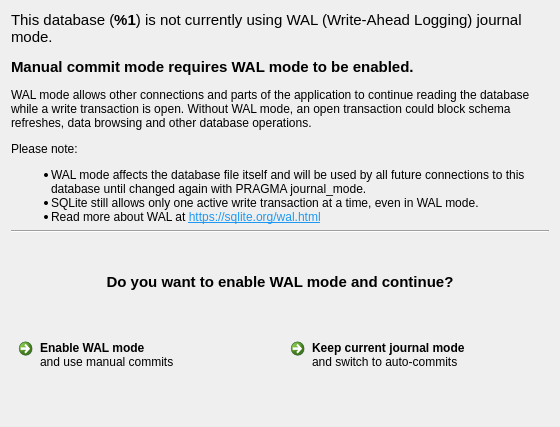
First picture: the form in Letos/gui/dialogs/manualcommitwalmodedialog.ui, repository Mu-L/sqlitestudio, before the edit.
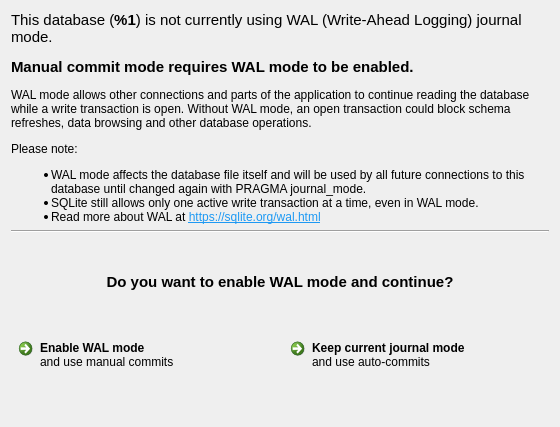
Second picture: the form after the edit.

```diff
--- a/Letos/gui/dialogs/manualcommitwalmodedialog.ui
+++ b/Letos/gui/dialogs/manualcommitwalmodedialog.ui
@@ -43,7 +43,7 @@
       <string>Keep current journal mode</string>
      </property>
      <property name="description">
-      <string>and switch to auto-commits</string>
+      <string>and use auto-commits</string>
      </property>
     </widget>
    </item>
```
